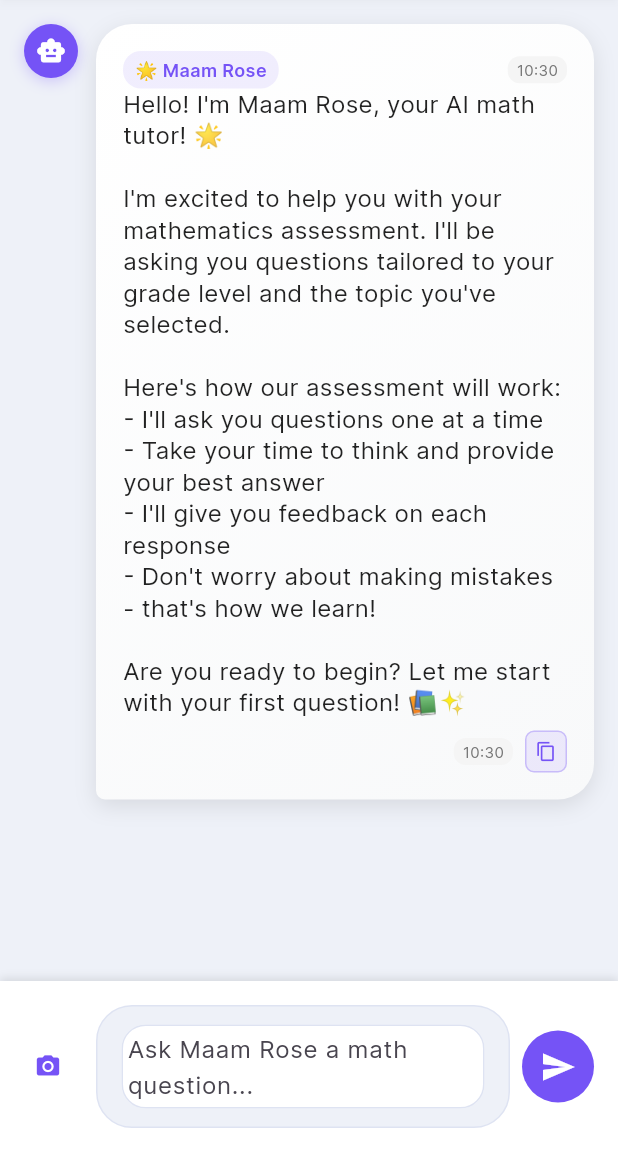
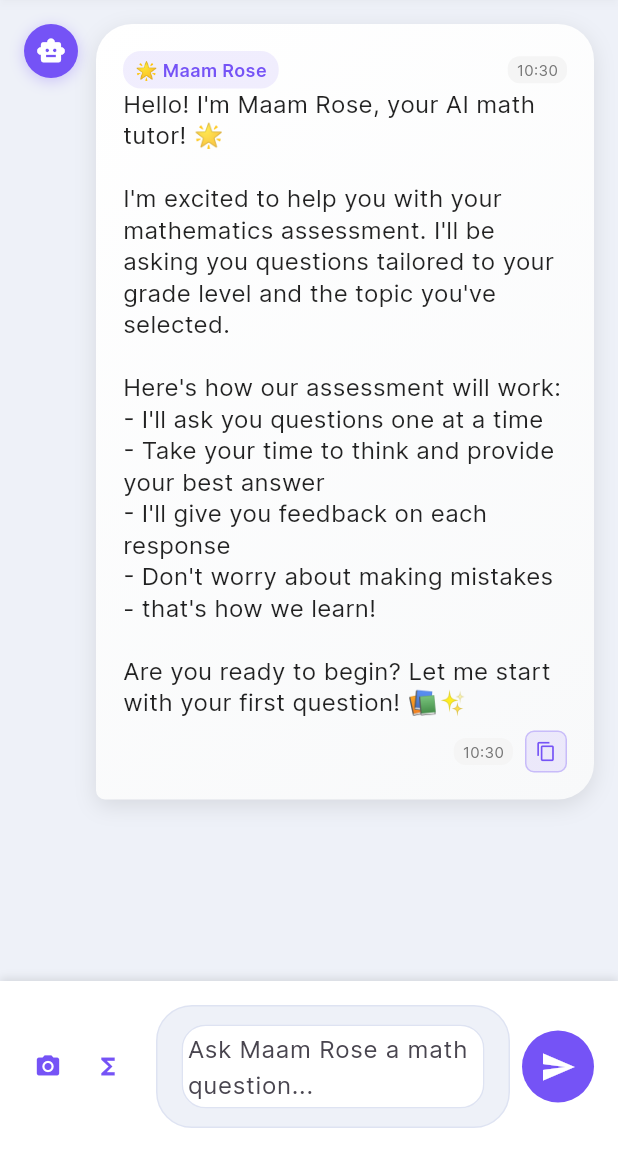
Before and after one commit to Mwoyoungo/-emcie-math-app, a Flutter app: the ChatScreen screen opened directly with empty values, on a phone screen of 412 x 824 dp, the part 84-1236 px from its top. Run offline on Flutter 3.47's test engine with Material 3 defaults, Android fonts, the phone set to English and light mode, and no system bars; our stand-ins replace flutter_svg, image_picker, rive, supabase_flutter; missing offline and left inert: flutter_math_fork; accounts and stored records are empty; network calls fail.

Commit message:
✨ feat: Add comprehensive template-based math symbols keyboard
- Added 3-row math symbols keyboard with 35+ symbols
- Implemented template system with placeholders (□) for functional math constructs
- Added smart placeholder navigation with auto-selection
- Supports both static symbols (π, θ, ∞) and templates (x², √, ∫, etc.)
- Enhanced user experience with proper math notation templates

New symbols include:
• Powers: x², xⁿ with base/exponent placeholders
• Roots: √, ⁿ√□ with radicand placeholders
• Calculus: ∫, d/dx, ∂/∂x, lim, Σ with proper notation
• Functions: sin, cos, tan, ln, log with argument placeholders
• Operations: ±, ≠, ≈, |x|, fractions, factorials
• Sets: ∈, ∅ and brackets: (), [], {}

🤖 Generated with [Claude Code](https://claude.ai/code)

Co-Authored-By: Claude <noreply@anthropic.com>

```diff
--- a/lib/screens/chat/components/math_input_bar.dart
+++ b/lib/screens/chat/components/math_input_bar.dart
@@ -23,75 +23,55 @@ class MathInputBar extends StatefulWidget {
 class _MathInputBarState extends State<MathInputBar> {
   bool _showMathSymbols = false;
 
-  final List<Map<String, String>> _mathSymbols = [
-    // Basic Operations
-    {'symbol': '±', 'latex': '±'},
-    {'symbol': '×', 'latex': '×'},
-    {'symbol': '÷', 'latex': '÷'},
-    {'symbol': '√', 'latex': '√'},
-    {'symbol': '∛', 'latex': '∛'},
-    {'symbol': '^', 'latex': '^'},
-    {'symbol': '²', 'latex': '²'},
-    {'symbol': '³', 'latex': '³'},
+  // Row 1: Powers, roots, logs, Greek letters, calculus
+  final List<Map<String, dynamic>> _mathSymbolsRow1 = [
+    {'symbol': 'x²', 'type': 'template', 'template': '□²'},
+    {'symbol': 'xⁿ', 'type': 'template', 'template': '□^□'},
+    {'symbol': '√', 'type': 'template', 'template': '√(□)'},
+    {'symbol': 'ⁿ√□', 'type': 'template', 'template': '□√(□)'},
+    {'symbol': 'logₐ', 'type': 'template', 'template': 'log_{□}(□)'},
+    {'symbol': 'π', 'type': 'static'},
+    {'symbol': 'θ', 'type': 'static'},
+    {'symbol': '∞', 'type': 'static'},
+    {'symbol': '∫', 'type': 'template', 'template': '∫_{□}^{□} (□) dx'},
+    {'symbol': 'd/dx', 'type': 'template', 'template': 'd/dx (□)'},
+    {'symbol': '|x|', 'type': 'template', 'template': '|□|'},
+    {'symbol': 'x!', 'type': 'template', 'template': '□!'},
+  ];
 
-    // Fractions
-    {'symbol': '½', 'latex': '½'},
-    {'symbol': '⅓', 'latex': '⅓'},
-    {'symbol': '¼', 'latex': '¼'},
-    {'symbol': '¾', 'latex': '¾'},
-    {'symbol': '/', 'latex': '/'},
+  // Row 2: Comparisons, operations, functions, fractions
+  final List<Map<String, dynamic>> _mathSymbolsRow2 = [
+    {'symbol': '≥', 'type': 'static'},
+    {'symbol': '≤', 'type': 'static'},
+    {'symbol': '≠', 'type': 'static'},
+    {'symbol': '≈', 'type': 'static'},
+    {'symbol': '±', 'type': 'static'},
+    {'symbol': '·', 'type': 'static'},
+    {'symbol': '÷', 'type': 'static'},
+    {'symbol': 'a/b', 'type': 'template', 'template': '□/□'},
+    {'symbol': '∘', 'type': 'static'},
+    {'symbol': 'x̄', 'type': 'static'},
+    {'symbol': '□', 'type': 'static'},
+    {'symbol': 'ln', 'type': 'template', 'template': 'ln(□)'},
+    {'symbol': 'eⁿ', 'type': 'template', 'template': 'e^□'},
+  ];
 
-    // Comparison
-    {'symbol': '≤', 'latex': '≤'},
-    {'symbol': '≥', 'latex': '≥'},
-    {'symbol': '≠', 'latex': '≠'},
-    {'symbol': '≈', 'latex': '≈'},
-    {'symbol': '<', 'latex': '<'},
-    {'symbol': '>', 'latex': '>'},
-
-    // Greek Letters
-    {'symbol': 'α', 'latex': 'α'},
-    {'symbol': 'β', 'latex': 'β'},
-    {'symbol': 'γ', 'latex': 'γ'},
-    {'symbol': 'δ', 'latex': 'δ'},
-    {'symbol': 'θ', 'latex': 'θ'},
-    {'symbol': 'λ', 'latex': 'λ'},
-    {'symbol': 'μ', 'latex': 'μ'},
-    {'symbol': 'π', 'latex': 'π'},
-    {'symbol': 'σ', 'latex': 'σ'},
-    {'symbol': 'Σ', 'latex': 'Σ'},
-    {'symbol': 'φ', 'latex': 'φ'},
-    {'symbol': 'ω', 'latex': 'ω'},
-
-    // Special Symbols
-    {'symbol': '∞', 'latex': '∞'},
-    {'symbol': '°', 'latex': '°'},
-    {'symbol': '∑', 'latex': '∑'},
-    {'symbol': '∏', 'latex': '∏'},
-    {'symbol': '∫', 'latex': '∫'},
-    {'symbol': '∆', 'latex': '∆'},
-    {'symbol': '∇', 'latex': '∇'},
-    {'symbol': '∂', 'latex': '∂'},
-
-    // Logic & Sets
-    {'symbol': '∈', 'latex': '∈'},
-    {'symbol': '∉', 'latex': '∉'},
-    {'symbol': '⊂', 'latex': '⊂'},
-    {'symbol': '⊆', 'latex': '⊆'},
-    {'symbol': '∪', 'latex': '∪'},
-    {'symbol': '∩', 'latex': '∩'},
-    {'symbol': '∅', 'latex': '∅'},
-    {'symbol': '∀', 'latex': '∀'},
-    {'symbol': '∃', 'latex': '∃'},
-
-    // Brackets
-    {'symbol': '(', 'latex': '('},
-    {'symbol': ')', 'latex': ')'},
-    {'symbol': '[', 'latex': '['},
-    {'symbol': ']', 'latex': ']'},
-    {'symbol': '{', 'latex': '{'},
-    {'symbol': '}', 'latex': '}'},
-    {'symbol': '|', 'latex': '|'},
+  // Row 3: Advanced calculus, trigonometry, sets, brackets
+  final List<Map<String, dynamic>> _mathSymbolsRow3 = [
+    {'symbol': "(□)'", 'type': 'template', 'template': "(□)'"},
+    {'symbol': '∂/∂x', 'type': 'template', 'template': '∂/∂x (□)'},
+    {'symbol': '∮', 'type': 'template', 'template': '∮ (□) dx'},
+    {'symbol': 'lim', 'type': 'template', 'template': 'lim_{x→□} (□)'},
+    {'symbol': 'Σ', 'type': 'template', 'template': 'Σ_{n=□}^{□} (□)'},
+    {'symbol': 'sin', 'type': 'template', 'template': 'sin(□)'},
+    {'symbol': 'cos', 'type': 'template', 'template': 'cos(□)'},
+    {'symbol': 'tan', 'type': 'template', 'template': 'tan(□)'},
+    {'symbol': 'cot', 'type': 'template', 'template': 'cot(□)'},
+    {'symbol': '∈', 'type': 'static'},
+    {'symbol': '∅', 'type': 'static'},
+    {'symbol': '()', 'type': 'template', 'template': '(□)'},
+    {'symbol': '[]', 'type': 'template', 'template': '[□]'},
+    {'symbol': '{}', 'type': 'template', 'template': '{□}'},
   ];
 
   @override
@@ -127,6 +107,24 @@ class _MathInputBarState extends State<MathInputBar> {
                   padding: EdgeInsets.zero,
                 ),
               ),
+              Container(
+                width: 32,
+                height: 32,
+                margin: const EdgeInsets.only(right: 8),
+                child: IconButton(
+                  onPressed: () {
+                    setState(() {
+                      _showMathSymbols = !_showMathSymbols;
+                    });
+                  },
+                  icon: Icon(
+                    _showMathSymbols ? Icons.keyboard_hide : Icons.functions,
+                    size: 18,
+                  ),
+                  color: const Color(0xFF7553F6),
+                  padding: EdgeInsets.zero,
+                ),
+              ),
               Expanded(
                 child: Container(
                   margin: const EdgeInsets.symmetric(horizontal: 8),
@@ -141,10 +139,15 @@ class _MathInputBarState extends State<MathInputBar> {
                   ),
                   child: TextField(
                     controller: widget.controller,
-                    decoration: const InputDecoration(
+                    decoration: InputDecoration(
                       hintText: "Ask Maam Rose a math question...",
                       border: InputBorder.none,
-                      contentPadding: EdgeInsets.symmetric(vertical: 4),
+                      contentPadding: const EdgeInsets.symmetric(vertical: 4),
+                      suffixIcon: _hasPlaceholders() ? IconButton(
+                        icon: const Icon(Icons.arrow_forward, size: 16),
+                        onPressed: _jumpToNextPlaceholder,
+                        tooltip: 'Next placeholder',
+                      ) : null,
                     ),
                     style: const TextStyle(fontSize: 16),
                     maxLines: null,
@@ -181,7 +184,6 @@ class _MathInputBarState extends State<MathInputBar> {
 
   Widget _buildMathSymbolsPanel() {
     return Container(
-      height: 200,
       margin: const EdgeInsets.only(bottom: 16),
       padding: const EdgeInsets.all(12),
       decoration: BoxDecoration(
@@ -201,6 +203,7 @@ class _MathInputBarState extends State<MathInputBar> {
       ),
       child: Column(
         crossAxisAlignment: CrossAxisAlignment.start,
+        mainAxisSize: MainAxisSize.min,
         children: [
           Row(
             children: [
@@ -229,25 +232,38 @@ class _MathInputBarState extends State<MathInputBar> {
             ],
           ),
           const SizedBox(height: 12),
-          Expanded(
-            child: GridView.builder(
-              gridDelegate: const SliverGridDelegateWithFixedCrossAxisCount(
-                crossAxisCount: 10,
-                mainAxisSpacing: 6,
-                crossAxisSpacing: 6,
-                childAspectRatio: 1,
+
+          // Row 1
+          _buildSymbolRow(_mathSymbolsRow1),
+          const SizedBox(height: 8),
+
+          // Row 2
+          _buildSymbolRow(_mathSymbolsRow2),
+          const SizedBox(height: 8),
+
+          // Row 3
+          _buildSymbolRow(_mathSymbolsRow3),
+        ],
       ),
-              itemCount: _mathSymbols.length,
+    );
+  }
+
+  Widget _buildSymbolRow(List<Map<String, dynamic>> symbols) {
+    return SizedBox(
+      height: 40,
+      child: ListView.builder(
+        scrollDirection: Axis.horizontal,
+        itemCount: symbols.length,
         itemBuilder: (context, index) {
-                final symbol = _mathSymbols[index];
-                return GestureDetector(
+          final symbol = symbols[index];
+          return Container(
+            margin: const EdgeInsets.only(right: 8),
+            child: GestureDetector(
               onTap: () {
-                    widget.onInsertSymbol(symbol['symbol']!);
-                    // Add haptic feedback
-                    // HapticFeedback.lightImpact();
+                _handleSmartSymbolInput(symbol['symbol']!);
               },
-                  child: AnimatedContainer(
-                    duration: const Duration(milliseconds: 150),
+              child: Container(
+                padding: const EdgeInsets.symmetric(horizontal: 12, vertical: 8),
                 decoration: BoxDecoration(
                   color: Colors.white,
                   borderRadius: BorderRadius.circular(8),
@@ -267,9 +283,10 @@ class _MathInputBarState extends State<MathInputBar> {
                   child: Text(
                     symbol['symbol']!,
                     style: const TextStyle(
-                          fontSize: 16,
+                      fontSize: 14,
                       fontWeight: FontWeight.w500,
                       color: Color(0xFF7553F6),
+                    ),
                   ),
                 ),
               ),
@@ -277,10 +294,114 @@ class _MathInputBarState extends State<MathInputBar> {
           );
         },
       ),
-          ),
-        ],
+    );
+  }
+
+  void _handleSmartSymbolInput(String symbol) {
+    // Find the symbol data to determine if it's static or template
+    Map<String, dynamic>? symbolData;
+
+    // Search through all rows to find the symbol
+    for (final row in [_mathSymbolsRow1, _mathSymbolsRow2, _mathSymbolsRow3]) {
+      symbolData = row.firstWhere(
+        (item) => item['symbol'] == symbol,
+        orElse: () => {},
+      );
+      if (symbolData.isNotEmpty) break;
+    }
+
+    if (symbolData == null || symbolData.isEmpty) return;
+
+    final controller = widget.controller;
+    final text = controller.text;
+    final selection = controller.selection;
+    final cursorPos = selection.baseOffset;
+
+    if (symbolData['type'] == 'static') {
+      // Static symbols - just insert the symbol
+      _insertText(symbolData['symbol']);
+    } else if (symbolData['type'] == 'template') {
+      // Template symbols - insert the template and position cursor at first placeholder
+      final template = symbolData['template'] as String;
+      _insertTemplate(template);
+    }
+  }
+
+  void _insertText(String text) {
+    final controller = widget.controller;
+    final selection = controller.selection;
+    final newText = controller.text.replaceRange(
+      selection.start,
+      selection.end,
+      text,
+    );
+    final newPosition = selection.start + text.length;
+    controller.value = TextEditingValue(
+      text: newText,
+      selection: TextSelection.collapsed(offset: newPosition),
+    );
+  }
+
+  void _insertTemplate(String template) {
+    final controller = widget.controller;
+    final selection = controller.selection;
+    final newText = controller.text.replaceRange(
+      selection.start,
+      selection.end,
+      template,
+    );
+
+    // Find the first placeholder (□) and position cursor there
+    final firstPlaceholderIndex = template.indexOf('□');
+    int newCursorPos;
+
+    if (firstPlaceholderIndex != -1) {
+      newCursorPos = selection.start + firstPlaceholderIndex;
+      // Select the placeholder so user can immediately type to replace it
+      controller.value = TextEditingValue(
+        text: newText,
+        selection: TextSelection(
+          baseOffset: newCursorPos,
+          extentOffset: newCursorPos + 1, // Select the □ character
         ),
       );
+    } else {
+      // No placeholder found, just position cursor at end
+      newCursorPos = selection.start + template.length;
+      controller.value = TextEditingValue(
+        text: newText,
+        selection: TextSelection.collapsed(offset: newCursorPos),
+      );
+    }
+  }
+
+  bool _hasPlaceholders() {
+    return widget.controller.text.contains('□');
+  }
+
+  void _jumpToNextPlaceholder() {
+    final text = widget.controller.text;
+    final currentPos = widget.controller.selection.baseOffset;
+
+    // Find the next placeholder after current cursor position
+    final nextPlaceholderIndex = text.indexOf('□', currentPos);
+
+    if (nextPlaceholderIndex != -1) {
+      // Select the placeholder
+      widget.controller.selection = TextSelection(
+        baseOffset: nextPlaceholderIndex,
+        extentOffset: nextPlaceholderIndex + 1,
+      );
+    } else {
+      // No more placeholders after cursor, find the first one from the beginning
+      final firstPlaceholderIndex = text.indexOf('□');
+      if (firstPlaceholderIndex != -1) {
+        widget.controller.selection = TextSelection(
+          baseOffset: firstPlaceholderIndex,
+          extentOffset: firstPlaceholderIndex + 1,
+        );
+      }
+    }
   }
 
   void _showImageOptions() {
```
Also changed, not shown: 1 other file. Lines whose indentation alone changed are shown as unchanged.
